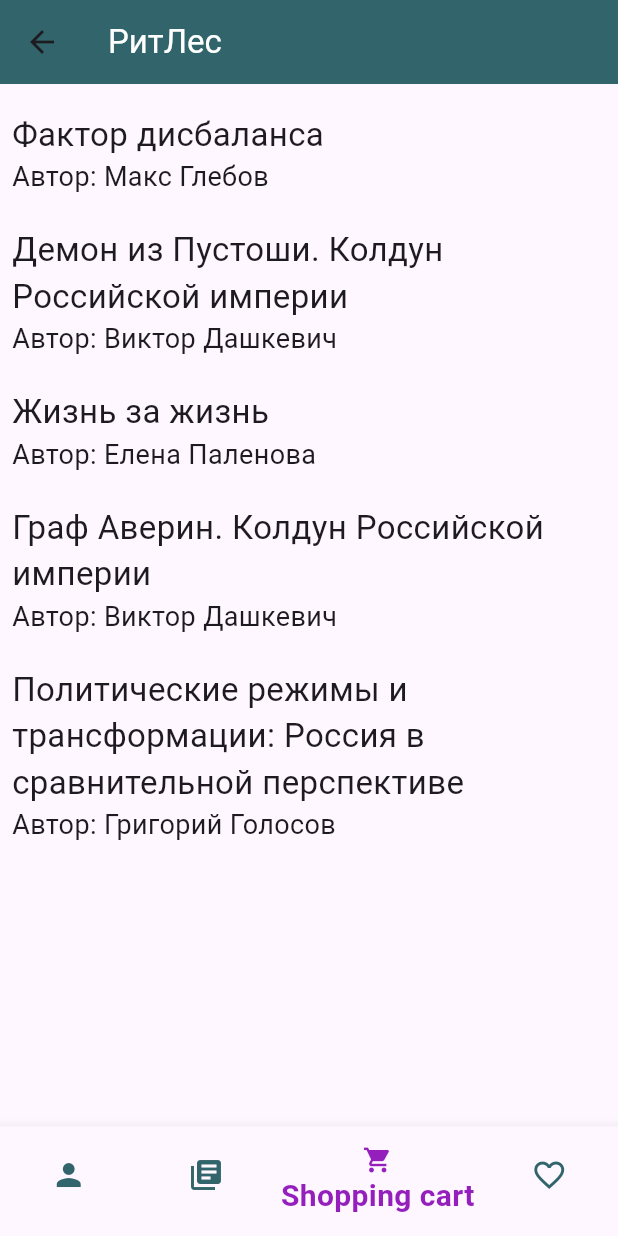
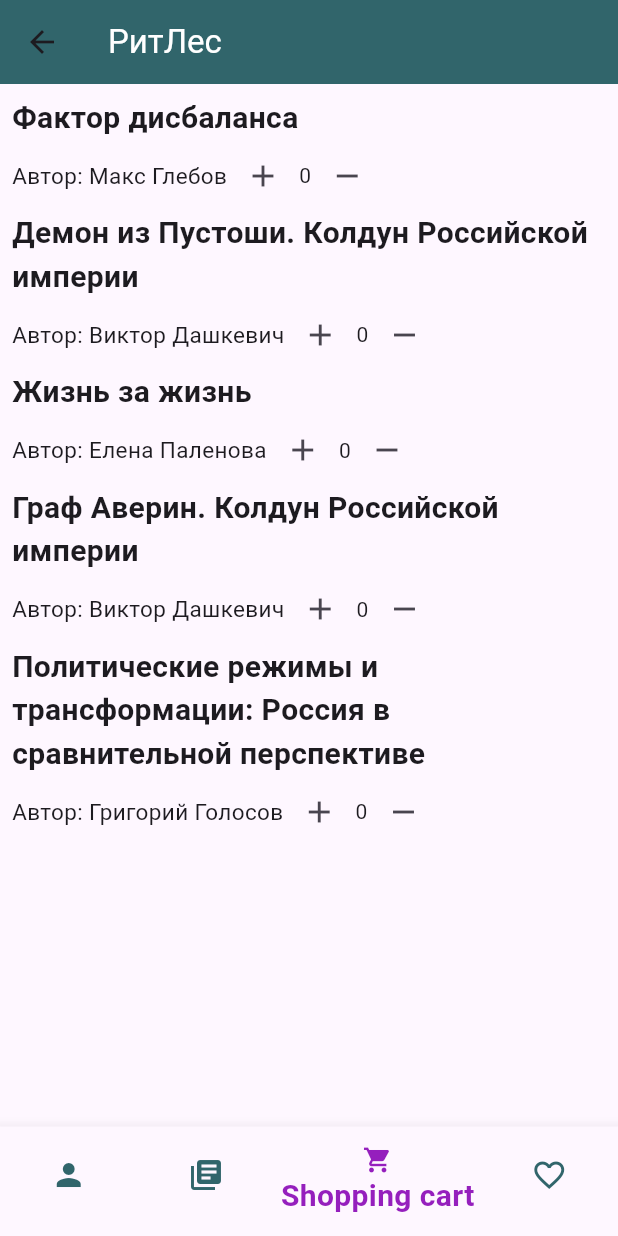
Before and after one commit to SofiyaVasileva/book_shop, a Flutter app: the MainPage screen opened directly, item 3 of the bottom bar chosen, on a phone screen of 412 x 824 dp. Run offline on Flutter 3.47's test engine with Material 3 defaults, Android fonts, the phone set to English and light mode, and no system bars; network calls fail.

Commit message:
New comm5

```diff
--- a/lib/catalog.dart
+++ b/lib/catalog.dart
@@ -1,10 +1,11 @@
 import 'package:flutter/material.dart';
 import 'package:vasilueva_bookshop/data.dart';
 import 'package:vasilueva_bookshop/favorite.dart';
+import 'package:vasilueva_bookshop/item_card.dart';
 
 
-const List<String> users = <String>["Фактор дисбаланса", "Демон из Пустоши. Колдун Российской империи", "Жизнь за жизнь", "Граф Аверин. Колдун Российской империи", "Политические режимы и трансформации: Россия в сравнительной перспективе"];
-const List<String> companies = <String>["Макс Глебов", "Виктор Дашкевич", "Елена Паленова", "Виктор Дашкевич", "Григорий Голосов"];
+const List<String> titlies = <String>["Фактор дисбаланса", "Демон из Пустоши. Колдун Российской империи", "Жизнь за жизнь", "Граф Аверин. Колдун Российской империи", "Политические режимы и трансформации: Россия в сравнительной перспективе"];
+const List<String> authors = <String>["Макс Глебов", "Виктор Дашкевич", "Елена Паленова", "Виктор Дашкевич", "Григорий Голосов"];
 
 
 class MainPage extends StatefulWidget{
@@ -14,20 +15,17 @@ class MainPage extends StatefulWidget{
   _MainPagerState createState() => _MainPagerState();
 }
 class _MainPagerState extends State<MainPage>{
-
   void _onItemTapped(int index) {
   setState(() {
     _selectedIndex = index;
   });
   }
-  int value = 0;
   int _selectedIndex = 0;
 
+
 static final List<Widget> _pages = <Widget>[
-    const Column( crossAxisAlignment: CrossAxisAlignment.center, children: [
-    SizedBox(width: 650,
-      height: 650,
-      child: Column(
+    const Column(children: [
+      Column(crossAxisAlignment: CrossAxisAlignment.center,
       children: [
         Image(image: NetworkImage('https://cdn-icons-png.flaticon.com/512/147/147133.png')
         ),
@@ -35,17 +33,24 @@ static final List<Widget> _pages = <Widget>[
         ),
         Text('pochta@gmail.com', style: TextStyle(fontSize: 20)
         ),
-        Text('История покупок'
-        ),
       ],
     ),
-    ),
+    Column(crossAxisAlignment: CrossAxisAlignment.start,
+          children: [
+            Text('История покупок'),
+                Text("Tom", style: TextStyle(fontSize: 15)),
+                Text("Alice", style: TextStyle(fontSize: 15)),
+                Text("Bob", style: TextStyle(fontSize: 15)),
+                Text("Sam", style: TextStyle(fontSize: 15)),
+                Text("Kate", style: TextStyle(fontSize: 15)),
+              ],
+        ),
     ]),
 
   GridView.builder(
   gridDelegate: const SliverGridDelegateWithFixedCrossAxisCount(
     crossAxisCount: 2,
-    childAspectRatio: 0.55,
+    childAspectRatio: 0.30,
     crossAxisSpacing: 10,
     mainAxisSpacing: 5
     ),
@@ -57,25 +62,16 @@ static final List<Widget> _pages = <Widget>[
 //Листвью, товары, +-, подстчет общей суммы стоимости
   ListView.builder(
    padding: const EdgeInsets.all(8),
-   itemCount: users.length,
+   itemCount: titlies.length,
    itemBuilder: (BuildContext context, int index) {
-      return Container(
-       padding: const EdgeInsets.symmetric(vertical: 10),
-       child: Column(
-          crossAxisAlignment: CrossAxisAlignment.start,
-          children: [
-              Text(users[index], style: const TextStyle(fontSize: 22)),
-              Text("Автор: ${companies[index]}", style: const TextStyle(fontSize: 18))
-            ],
-          ),
-         );
+      return ShoppingCart(nameBook: bookList[index].name, bookAuthor: bookList[index].author);
        }
     ),
 
   GridView.builder(
   gridDelegate: const SliverGridDelegateWithFixedCrossAxisCount(
     crossAxisCount: 2,
-    childAspectRatio: 0.55,
+    childAspectRatio: 0.30,
     crossAxisSpacing: 10,
     mainAxisSpacing: 5
     ),
--- a/lib/item_card.dart
+++ b/lib/item_card.dart
@@ -0,0 +1,67 @@
+import 'package:flutter/material.dart';
+
+class ShoppingCart extends StatefulWidget {
+  const ShoppingCart({super.key, required this.nameBook, required this.bookAuthor});
+  final String nameBook;
+  final String bookAuthor;
+
+  @override
+  State<ShoppingCart> createState() => _ShoppingCartState();
+}
+
+class _ShoppingCartState extends State<ShoppingCart> {
+
+ int value = 0;
+
+  @override
+  Widget build(BuildContext context) {
+    return Container(
+      child: Column(
+        mainAxisAlignment: MainAxisAlignment.spaceBetween,
+        crossAxisAlignment: CrossAxisAlignment.start,
+        children: <Widget>[
+        Text(widget.nameBook,
+            style: const TextStyle(fontSize: 20, fontWeight: FontWeight.bold ),
+            ),
+
+          Row(children: [
+            Text('Автор: ${widget.bookAuthor}',
+            softWrap: true,
+            maxLines: 5,
+            style: const TextStyle(fontSize: 15),
+            ),
+            IconButton(
+                      onPressed: () {setState(() {
+                    value++;
+                  });},
+                  icon: const Icon(Icons.add)),
+            Text('$value'),
+            IconButton(
+                      onPressed: () {setState(() {
+                        if (value > 0){value--;}
+                  });},
+                  icon: const Icon(Icons.remove))
+        ]
+        )
+        ]
+        ),
+    );
+  }
+}
+
+class Catalog {
+  int id;
+  String name;
+  String cover;
+  String author;
+  String desc;
+  Catalog(this.id, this.name, this.cover, this.author, this.desc);
+}
+
+List<Catalog>CartList = [
+  Catalog(1, "Фактор дисбаланса", "https://cv1.litres.ru/pub/c/cover_415/70620715.webp", "Макс Глебов", "Договоренности с кибами и единственным выжившим тайкуном дают Сергею Белову множество новых возможностей, но при этом сильно растут и риски."),
+  Catalog(2,"Демон из Пустоши. Колдун Российской империи","https://cv2.litres.ru/pub/c/cover_415/70473427.webp","Виктор Дашкевич","Третья книга о расследованиях графа Аверина. После битвы с Императорским дивом Кузя, пожертвовав собой, попадает в Пустошь – Ледяную пустыню, где обитают дивы. Граф Аверин не знает, жив ли он, но намерен открыть коридор в мир дивов и любой ценой попытаться спасти своего друга. Считается, что человек, попав туда, погибает сразу же. Но так ли это?"),
+  Catalog(3,"Жизнь за жизнь","https://cv4.litres.ru/pub/c/cover_415/68537145.webp","Елена Паленова","Вторая книга серии «ОДАРЁННЫЕ».Вопреки пророчеству старой ведьмы об отсутствии общих детей с бывшим женихом, Юля узнаёт, что беременна от Саши. Обстоятельства складываются далеко не в пользу появления на свет этого ребёнка – отношения с матерью у девушки сложные, работу найти не получается, и доктора в один голос твердят, что Юле после болезни ещё рано думать о детях. Вдобавок к реальным препятствиям есть и те, которые связаны с магическими способностями Юли. Чтобы принять окончательное решение, она хочет посоветоваться с Сашей, ведь это и его ребёнок тоже, но выясняет, что бывший жених угодил в психиатрическую клинику. Помочь молодому человеку может только влюблённый в Юлю Андрей Турин, поскольку болезнь Александра берёт начало в мире мёртвых, а девушке, если она хочет сохранить ребёнка, прикасаться к чёрной магии нельзя."),
+  Catalog(4,"Граф Аверин. Колдун Российской империи","https://cv0.litres.ru/pub/c/cover_415/69526501.webp","Виктор Дашкевич","Первая книга серии о расследованиях графа Аверина. Граф Аверин расследует убийство дворянского сына, в котором обвиняют дивов, жестоких магических существ из Пустоши. Они подчиняются людям, но выходят из-под контроля, стоит почувствовать кровь или слабость хозяина."),
+  Catalog(5,"Политические режимы и трансформации: Россия в сравнительной перспективе","https://cv4.litres.ru/pub/c/cover_415/70579741.webp","Григорий Голосов","В книге представлена классификация политических режимов, позволяющая ввести анализ современной российской политики в широкий сравнительный контекст. На основе изучения опыта целого ряда зарубежных стран рассмотрены проблемы трансформации политических режимов, что позволяет обосновать некоторые выводы о перспективах российского политического развития. Предложены институциональные решения, которые позволили бы оптимизировать переходные политические процессы и функционирование демократической государственности."),
+];
```
